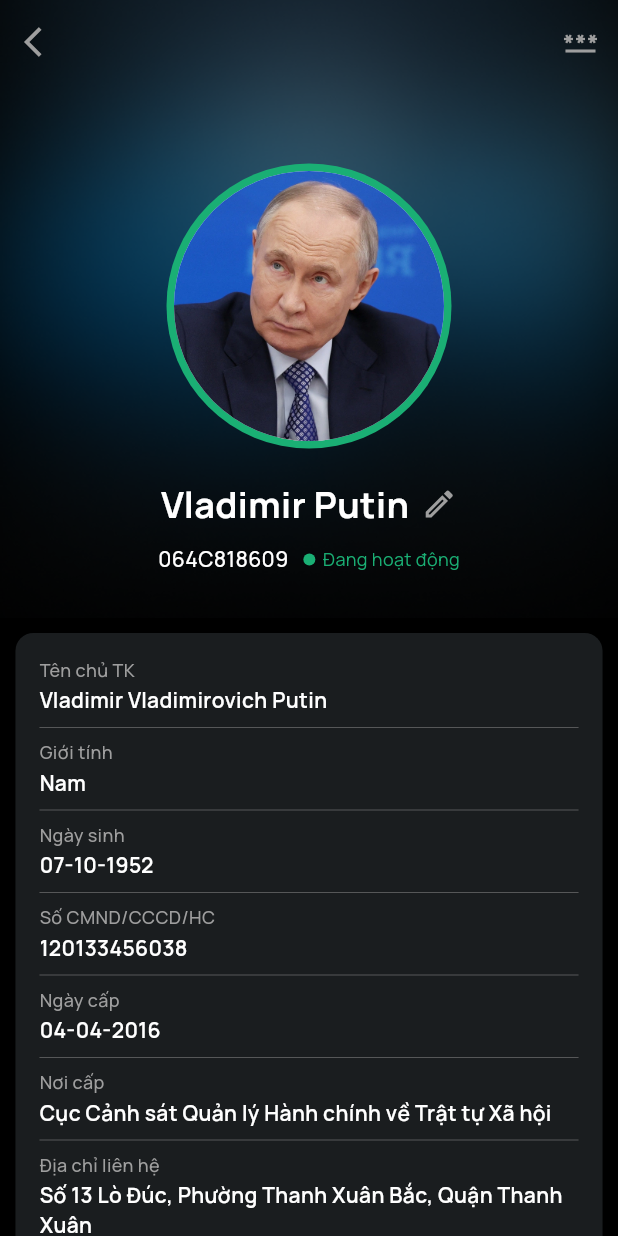
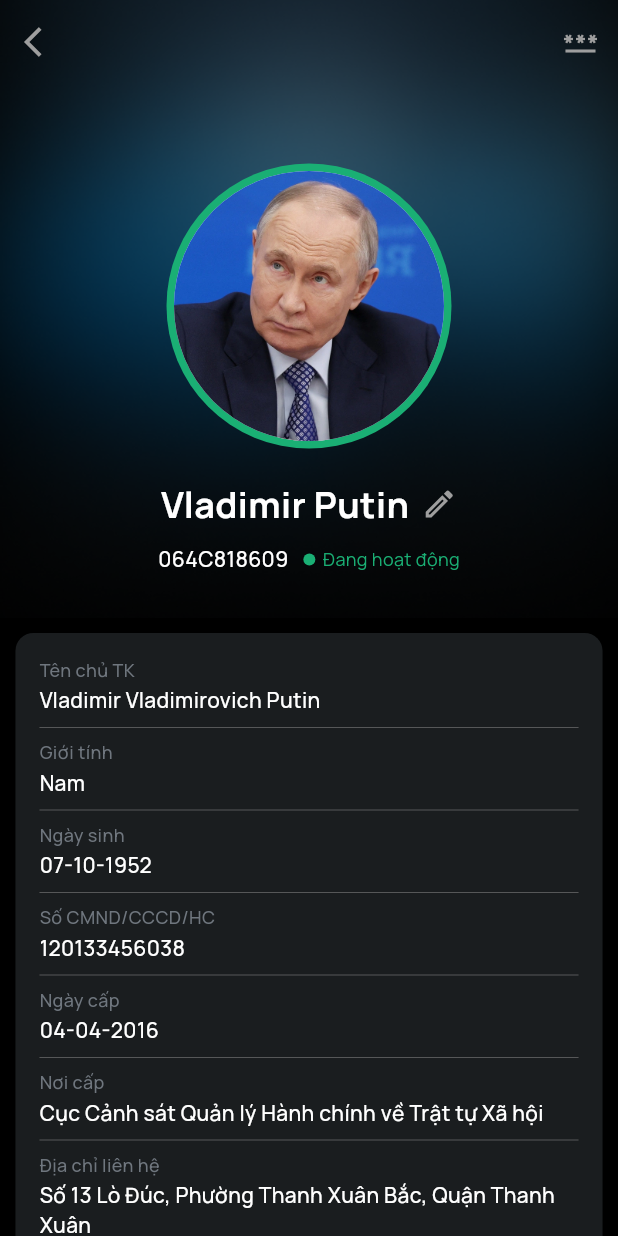
Before and after one commit to DevDadd/intern-demo, a Flutter app: the screen it shows after launch, on a phone screen of 412 x 824 dp. Run offline on Flutter 3.47's test engine with Material 3 defaults, Android fonts, the light colour scheme and no system bars; our stand-ins replace copy_with_extension, google_fonts.

Commit message:
Small Fixed

```diff
--- a/lib/feature/profile/presentation/pages/profile_page.dart
+++ b/lib/feature/profile/presentation/pages/profile_page.dart
@@ -149,7 +149,7 @@ class _ProfilePageState extends State<ProfilePage> {
           title,
           style: GoogleFonts.manrope(
             fontSize: 12,
-            color: Colors.grey,
+            color: Color(0xFF6F767E),
             fontWeight: FontWeight.w500,
           ),
         ),
@@ -159,7 +159,7 @@ class _ProfilePageState extends State<ProfilePage> {
           style: GoogleFonts.manrope(
             fontSize: 14,
             color: Colors.white,
-            fontWeight: FontWeight.w600,
+            fontWeight: FontWeight.w500,
           ),
         ),
         if (showDivider)
```
